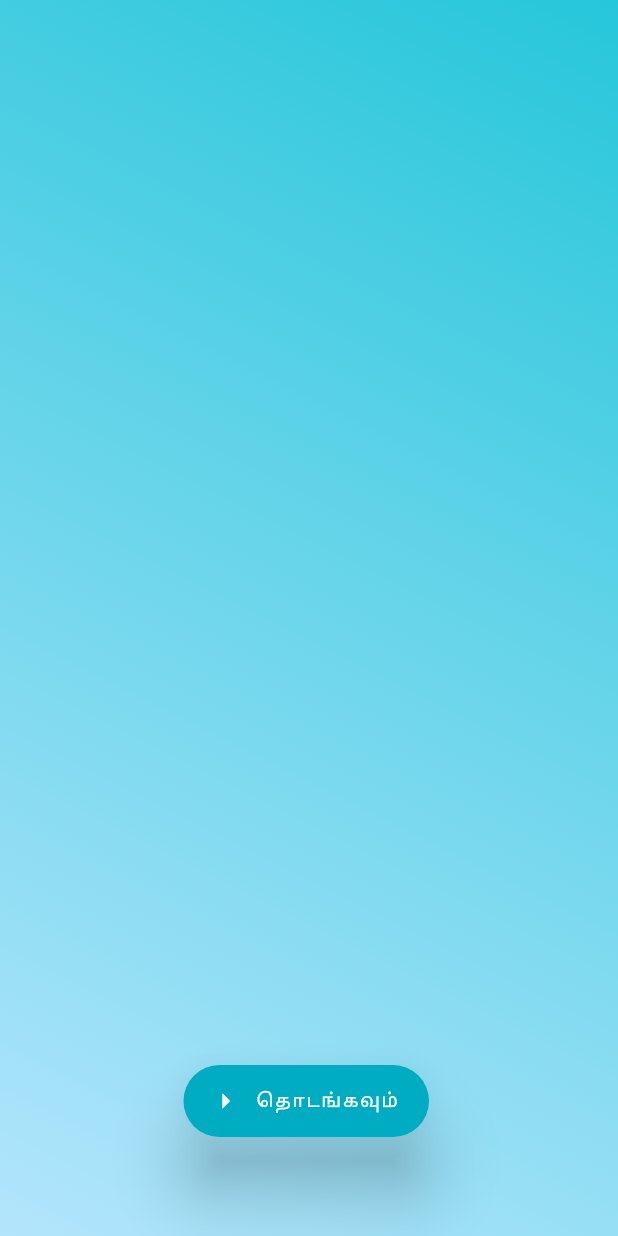
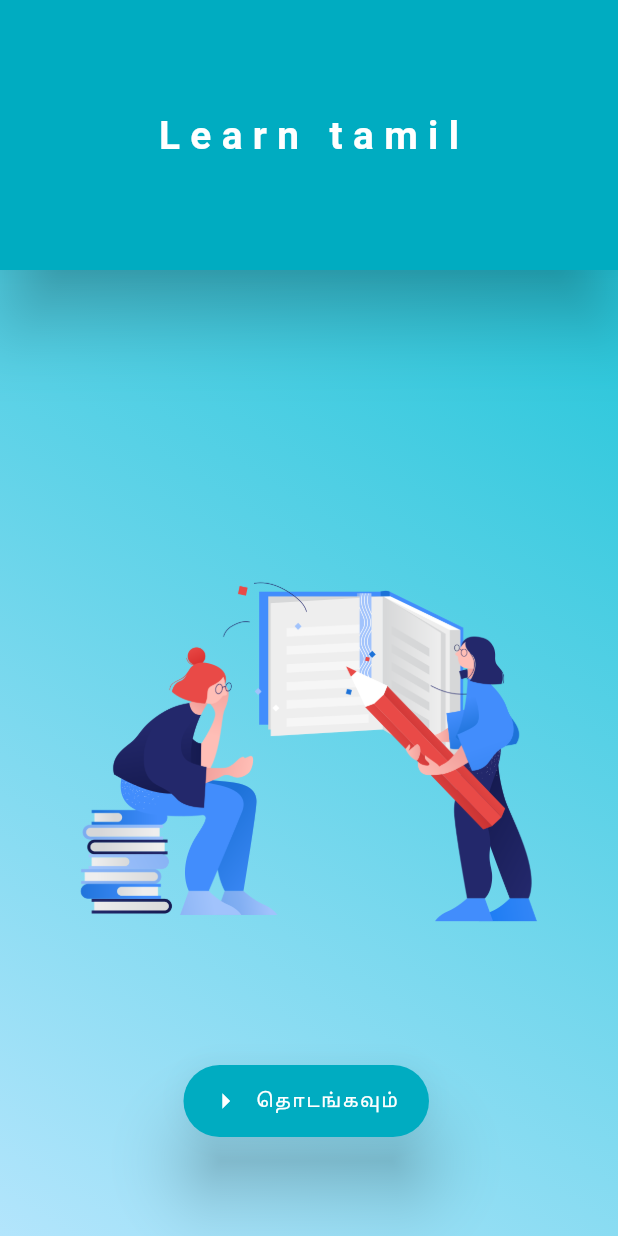
Before and after one commit to vickyadhi/Learn_tamil, a Flutter app: the screen it shows after launch, on a phone screen of 412 x 824 dp. Run offline on Flutter 3.47's test engine with Material 2 defaults, Android fonts, the phone set to English and light mode, and no system bars; our stand-ins replace liquid_progress_indicator, material_segmented_control, pie_chart; missing offline and left inert: draw_graph, gender_selection.

Commit message:
Initial source code added

```diff
--- a/learn_tamil/lib/Start page.dart
+++ b/learn_tamil/lib/Start page.dart
@@ -11,6 +11,23 @@ class Startpage extends StatelessWidget {
     return MaterialApp(
       debugShowCheckedModeBanner: false,
       home: Scaffold(
+        appBar: AppBar(
+          backgroundColor: Colors.cyan[600],
+          title: Text(
+            "Learn tamil",
+            style: TextStyle(
+                color: Colors.white,
+                fontSize: 25.9,
+                fontWeight: FontWeight.w600,
+                letterSpacing: 6.9,
+                decorationColor: Colors.cyan,
+                decorationThickness: 80),
+          ),
+          centerTitle: true,
+          toolbarHeight: 180,
+          elevation: 20,
+        ),
+
           body: Container(
               decoration: BoxDecoration(
                   gradient: LinearGradient(
@@ -21,6 +38,12 @@ class Startpage extends StatelessWidget {
                       Colors.lightBlue[100],
                     ],
                   )),
+            child: Column(
+              children: [
+                Padding(padding: EdgeInsets.symmetric(vertical: 90,horizontal: 60)),
+                Image.asset("assets/logo.png")
+              ],
+            ),
           ),
         floatingActionButton: Padding(padding: EdgeInsets.symmetric(horizontal: 110,vertical: 50),child:
         FloatingActionButton.extended(
@@ -34,7 +57,7 @@ class Startpage extends StatelessWidget {
           icon: const Icon(Icons.arrow_right),
           backgroundColor: Colors.cyan[600],
         ),
-        )
+        ),
       ),
     );
   }
--- a/learn_tamil/lib/payirchi.dart
+++ b/learn_tamil/lib/payirchi.dart
@@ -1,8 +1,11 @@
 import 'package:flutter/cupertino.dart';
 import 'package:flutter/material.dart';
+import 'package:learn_tamil/vanakammalar2mf.dart';
 import 'package:material_segmented_control/material_segmented_control.dart';
 import 'package:liquid_progress_indicator/liquid_progress_indicator.dart';
 import 'package:pie_chart/pie_chart.dart';
+import 'package:draw_graph/draw_graph.dart';
+import 'package:draw_graph/models/feature.dart';
 
 enum legendShape { Circle, Rectangle }
 
@@ -16,6 +19,17 @@ class Payirchi extends StatefulWidget {
 class _PayirchiState extends State<Payirchi>
     with SingleTickerProviderStateMixin {
   AnimationController animationController;
+  final List<Feature> features = [
+  Feature(
+  title: "கற்றல்",
+  color: Colors.blue,
+  data: [0.3, 0.6, 0.8, 0.9, 1, 1.2],
+  ),
+  Feature(
+  title: "தேர்வு",
+  color: Colors.black,
+  data: [1, 0.8, 0.6, 0.7, 0.3, 0.1],
+  ),];
   @override
   void initState() {
     // TODO: implement initState
@@ -81,7 +95,7 @@ class _PayirchiState extends State<Payirchi>
           padding: EdgeInsets.fromLTRB(50, 110, 10, 640),
           child: FloatingActionButton.extended(
               elevation: 19,
-              label: const Text(
+              label:  Text(
                 "பயிற்சி",
                 style: TextStyle(color: Colors.black87),
               ),
@@ -93,6 +107,7 @@ class _PayirchiState extends State<Payirchi>
               backgroundColor: Colors.cyan),
         ),
       ),
+
       body: Container(
         decoration: BoxDecoration(
             gradient: LinearGradient(
@@ -299,6 +314,28 @@ class _PayirchiState extends State<Payirchi>
                 padding: const EdgeInsets.fromLTRB(30, 10, 5, 100),
                 child: Text("🎖️  🏆  🌟  ",style: TextStyle(fontSize: 60.9),),
               ),
+              LineGraph(
+                features: features,
+                size: Size(420, 450),
+                labelX: ['Day 1', 'Day 2', 'Day 3', 'Day 4', 'Day 5', 'Day 6'],
+                labelY: ['25%', '45%', '65%', '75%', '85%', '100%'],
+                showDescription: true,
+                graphColor: Colors.black87,
+              ),
+              SizedBox(
+                height: 50,
+              ),
+              Container(
+                padding: EdgeInsets.symmetric(vertical: 5,horizontal: 30),
+                height: 60,
+                width: 200,
+                child: RaisedButton(onPressed: (){
+                  Navigator.push(context,MaterialPageRoute(builder: (context)=>Vanakammalar2mf()));
+                },
+                  elevation: 20,
+                  shape: RoundedRectangleBorder(borderRadius: BorderRadius.circular(20.0)),
+                child: Text("அடுத்தது",style: TextStyle(fontSize: 18)),color: Colors.cyan,textColor: Colors.white,),
+              )
             ],
           ),
         ),
--- a/learn_tamil/lib/vanakam malar.dart
+++ b/learn_tamil/lib/vanakam malar.dart
@@ -43,10 +43,10 @@ class _VanakammalarState extends State<Vanakammalar> {
                 ],
               )),
           child: Center(
-            child: Container(
+            child:Container(
               child: Column(
                 children: [
-
+                  Padding(padding: EdgeInsets.symmetric(horizontal:1,vertical:0)),
                   Padding(
                     padding: const EdgeInsets.only(left: 200,right: 0.0,bottom: 0.0,top:150.0),
                     child: DropdownButton<String>(
--- a/learn_tamil/pubspec.yaml
+++ b/learn_tamil/pubspec.yaml
@@ -22,6 +22,7 @@ environment:
 
 dependencies:
   pie_chart: ^5.0.0
+  draw_graph: ^1.0.0
   material_segmented_control: ^3.1.2
   gender_selection: ^0.0.8
   liquid_progress_indicator: ^0.3.2
@@ -50,7 +51,7 @@ flutter:
 
   # To add assets to your application, add an assets section, like this:
   assets:
-      - assets/pic.png
+      - assets/logo.png
 
 
   # An image asset can refer to one or more resolution-specific "variants", see
```
Also changed, not shown: learn_tamil/lib/vanakammalar2mf.dart (added, +156 -0 lines), learn_tamil/assets/logo.png (added), learn_tamil/assets/pic.png (deleted), learn_tamil/pubspec.lock.
